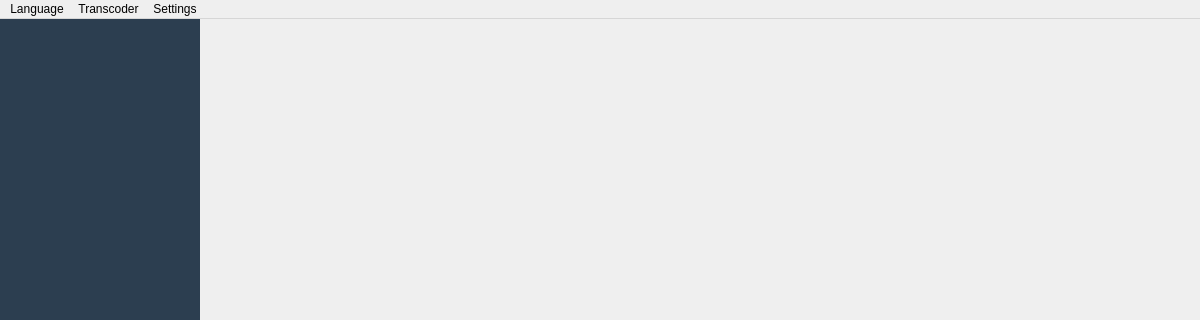
First picture: the form in src/builder/src/open_converter.ui, repository OpenConverterLab/OpenConverter, before the edit; both pictures show x 0 to 1200 and y 0 to 320 of the 1200 by 700 pixel window.
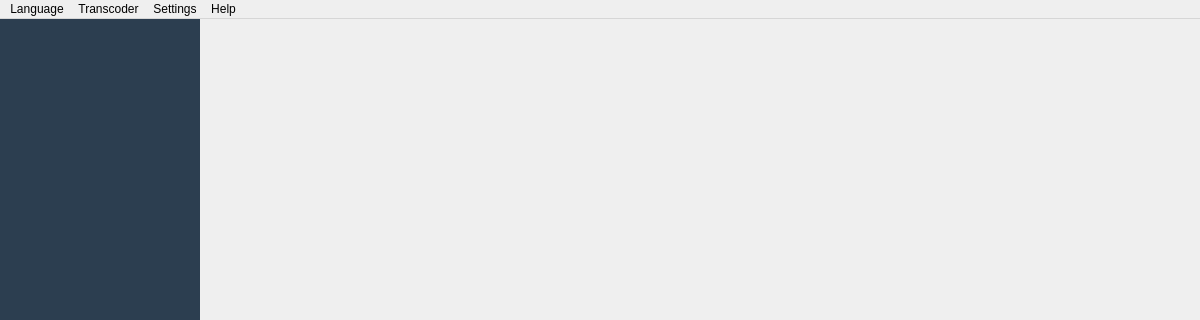
Second picture: the form after the edit.

Commit message:
feat: add About OpenConverter dialog and Settings preferences
Add Help > About OpenConverter showing version, git commit hash,
Qt version, and FFmpeg version in a vertical layout with app logo.
On macOS, About and Settings are placed in the application menu.
Settings dialog contains the Enable Log File checkbox.

CMake now detects git commit hash at configure time via git rev-parse.

Patch:
```diff
--- a/src/builder/src/open_converter.ui
+++ b/src/builder/src/open_converter.ui
@@ -152,9 +152,16 @@
     </property>
     <addaction name="action_enableLog"/>
    </widget>
+   <widget class="QMenu" name="menuHelp">
+    <property name="title">
+     <string>Help</string>
+    </property>
+    <addaction name="action_about"/>
+   </widget>
    <addaction name="menuLanguage"/>
    <addaction name="menuTranscoder"/>
    <addaction name="menuSettings"/>
+   <addaction name="menuHelp"/>
   </widget>
   <widget class="QStatusBar" name="statusBar"/>
   <action name="english">
```
Left out of the diff: 5 changed lines with no effect on the pictures. The commit also changes 3 other files.
